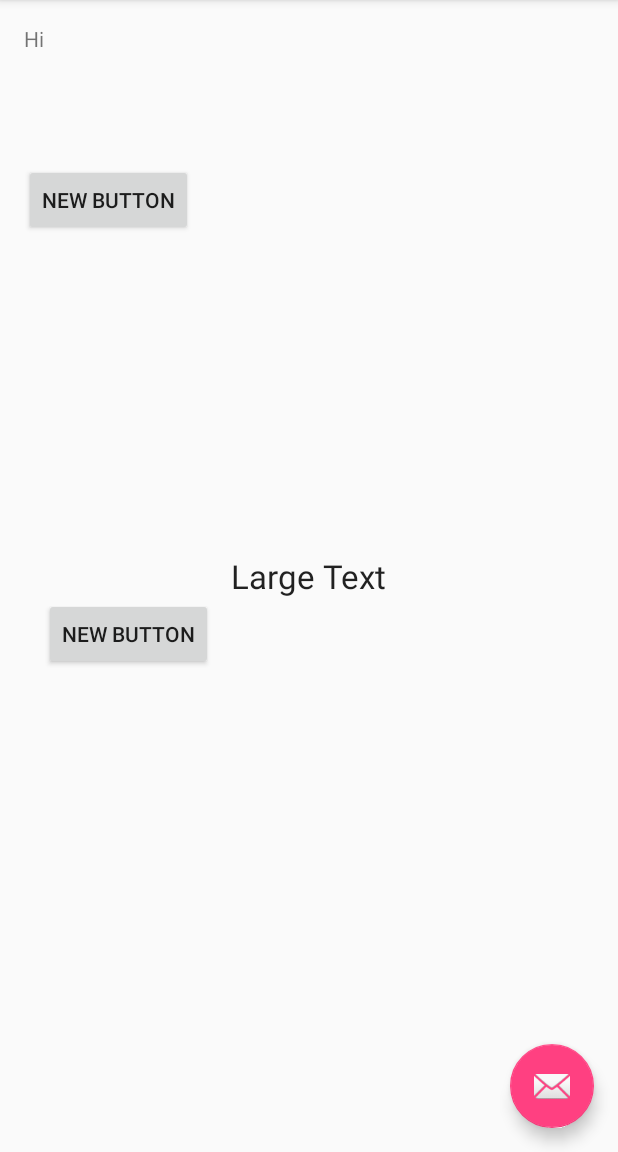
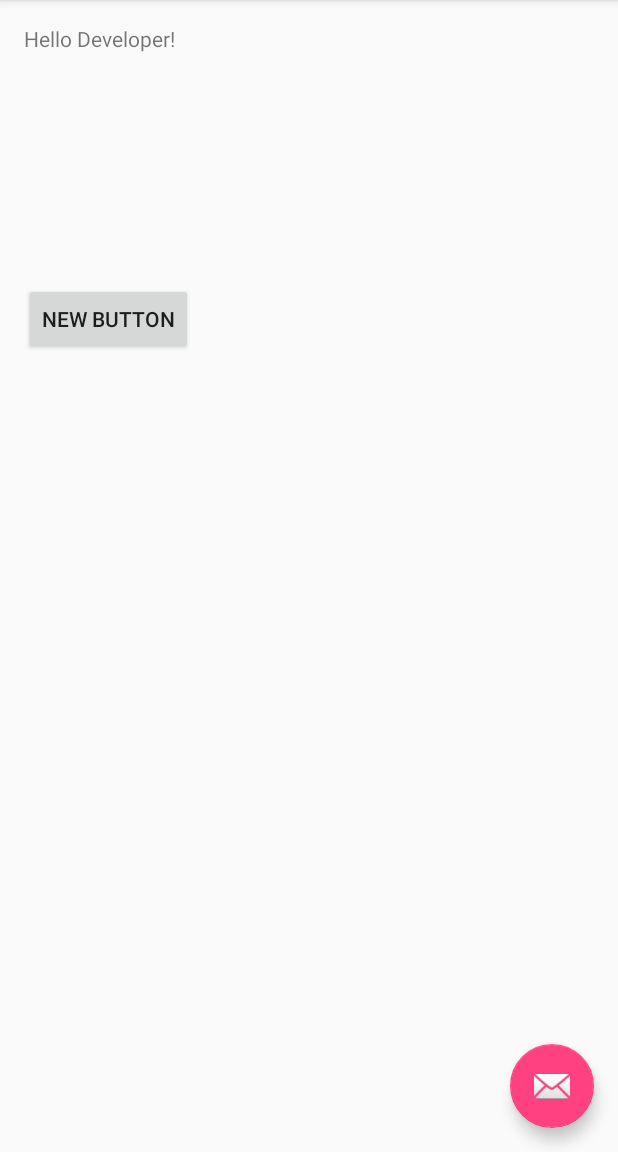
Before and after one commit to Driversbuddy/DriversBuddy, an Android app: the screen it shows after launch (MainActivity), on a phone screen of 412 x 824 dp, the part 84-1236 px from its top. Run offline under Robolectric (Android 15) with nearby library versions, the phone set to English and light mode, and no system bars.

Commit message:
Changed someetign
syed

```diff
--- a/app/src/main/res/layout/content_main.xml
+++ b/app/src/main/res/layout/content_main.xml
@@ -16,35 +16,16 @@
         android:id="@+id/textView"
         android:layout_width="wrap_content"
         android:layout_height="wrap_content"
-        android:text="Hi" />
+        android:text="Hello Developer!" />
 
     <Button
         android:id="@+id/button"
         android:layout_width="wrap_content"
         android:layout_height="wrap_content"
-        android:layout_marginTop="74dp"
-        android:text="New Button"
+        android:layout_alignParentLeft="true"
+        android:layout_alignParentStart="true"
         android:layout_below="@+id/textView"
-        android:layout_alignParentLeft="true"
-        android:layout_alignParentStart="true" />
-
-    <Button
-        style="?android:attr/buttonStyleSmall"
-        android:layout_width="wrap_content"
-        android:layout_height="wrap_content"
-        android:text="New Button"
-        android:id="@+id/button2"
-        android:layout_below="@+id/textView2"
-        android:layout_toRightOf="@+id/textView"
-        android:layout_toEndOf="@+id/textView" />
-
-    <TextView
-        android:layout_width="wrap_content"
-        android:layout_height="wrap_content"
-        android:textAppearance="?android:attr/textAppearanceLarge"
-        android:text="Large Text"
-        android:id="@+id/textView2"
-        android:layout_centerVertical="true"
-        android:layout_centerHorizontal="true" />
+        android:layout_marginTop="153dp"
+        android:text="New Button" />
 
 </RelativeLayout>
```
